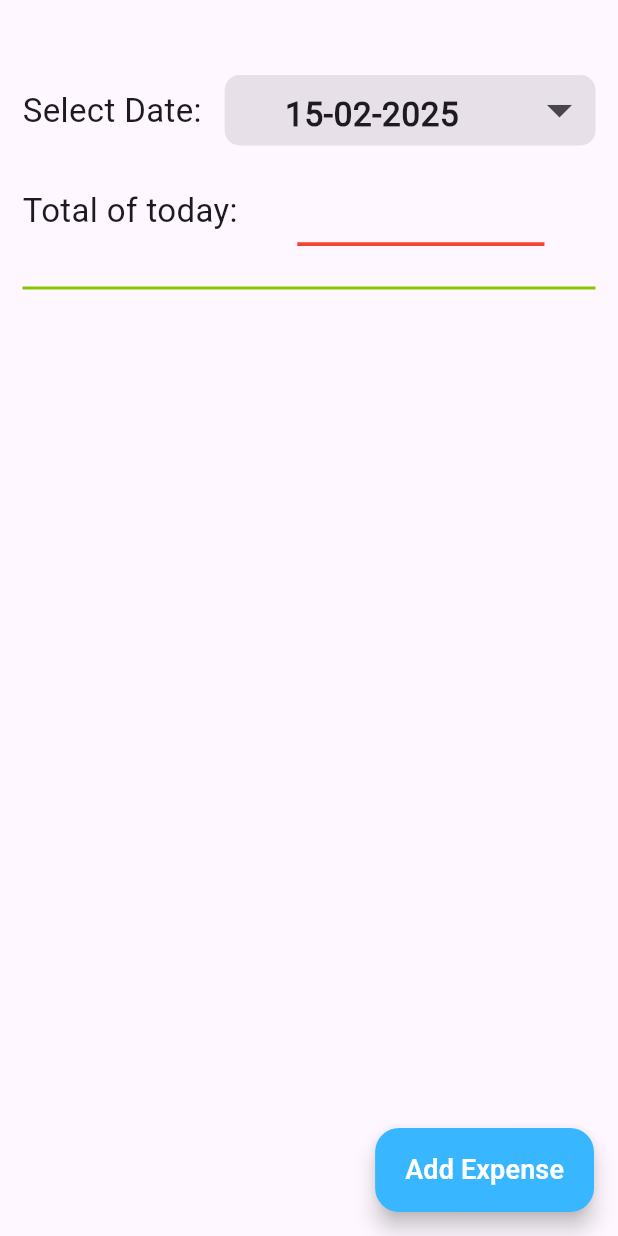
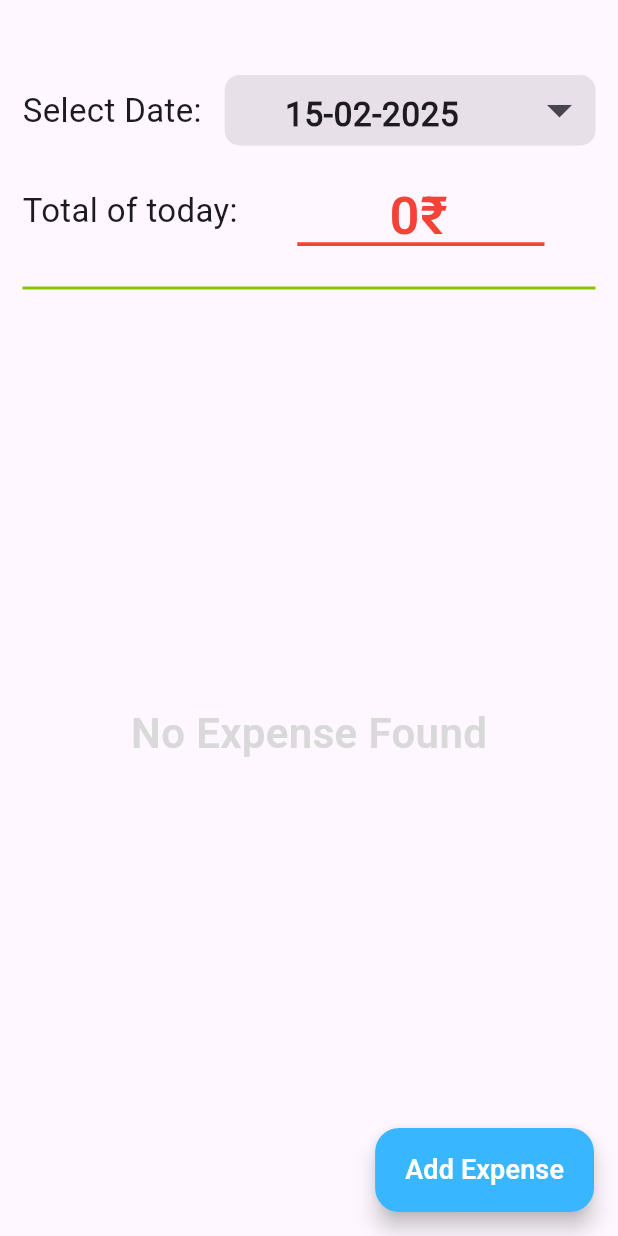
Before and after one commit to abhi96088/kharcha_book, a Flutter app: the AddExpenseScreen screen opened directly, on a phone screen of 412 x 824 dp. Run offline on Flutter 3.47's test engine with Material 3 defaults, Android fonts, the phone set to English and light mode, and no system bars; our stand-ins replace auto_size_text, cloud_firestore, firebase_auth, firebase_core; accounts and stored records are empty.

Commit message:
database added at add_expense_screen

```diff
--- a/lib/main.dart
+++ b/lib/main.dart
@@ -26,7 +26,7 @@ class MyApp extends StatelessWidget {
         colorScheme: ColorScheme.fromSeed(seedColor: Colors.deepPurple),
         useMaterial3: true,
       ),
-      home: HomeScreen(),
+      home: AddExpenseScreen(),
     );
   }
 }
--- a/lib/screens/add_expense_screen.dart
+++ b/lib/screens/add_expense_screen.dart
@@ -1,3 +1,4 @@
+import 'package:cloud_firestore/cloud_firestore.dart';
 import 'package:flutter/material.dart';
 import 'package:kharcha_book/screens/expense_details_screen.dart';
 import 'package:kharcha_book/services/database_services.dart';
@@ -44,11 +45,14 @@ class _AddExpenseScreenState extends State<AddExpenseScreen> {
     }
   }
 
+  String uid = "JOeVl5MOdtQLfGkGLXcqg0FVRVO2";
+
   @override
   Widget build(BuildContext context) {
 
     // height and width of device
     final screenWidth = MediaQuery.of(context).size.width;
+    final screenHeight = MediaQuery.of(context).size.height;
 
     return Scaffold(
       body: Padding(
@@ -113,14 +117,56 @@ class _AddExpenseScreenState extends State<AddExpenseScreen> {
                 SizedBox(
                   width: screenWidth * 0.4,
                   height: 47,
-                  child: TextField(
+                  child: StreamBuilder(
+                      stream: FirebaseFirestore.instance.collection('expenses').doc(uid).snapshots(),
+                      builder: (context, snapshot){
+                        if(!snapshot.hasData || !snapshot.data!.exists){
+                          totalController.text = "0₹";
+                          return TextField(
                             controller: totalController,
                             readOnly: true,
+                            textAlign: TextAlign.center,
                             decoration: InputDecoration(
                                 enabledBorder: UnderlineInputBorder(
                                     borderSide:
-                                BorderSide(color: Colors.red, width: 2.5))),
+                                    BorderSide(color: Colors.red, width: 2.5),
                                 ),
+                            ),
+                            style: TextStyle(fontSize: 35, color: Colors.red, fontFamily: "Roboto-Semibold"),
+                          );
+                        }
+
+                        var data = snapshot.data!.data() as Map<String, dynamic>;
+
+                        List<Map<String, dynamic>> expenseArray = [];
+
+                        data.forEach((date, expenseList){
+                          if(date.contains(dateController.text.toString()) && expenseList is List){
+                            int total = 0;
+
+                            for(var expense in expenseList){
+                              if(expense is Map<String, dynamic> && expense.containsKey('amt')){
+                                total += int.tryParse(expense['amt'].toString()) ?? 0;
+                              }
+                            }
+                            totalController.text = total.toString();
+                          }
+                        });
+                        return TextField(
+                          controller: totalController,
+                          readOnly: true,
+                          textAlign: TextAlign.center,
+                          decoration: InputDecoration(
+                              enabledBorder: UnderlineInputBorder(
+                                  borderSide:
+                                  BorderSide(color: Colors.red, width: 2.5),
+                              )
+                          ),
+                          style: TextStyle(fontSize: 35, color: Colors.red, fontFamily: "Roboto-Semibold"),
+                        );
+                      }
+                  )
+
                 ),
                 Spacer()
               ],
@@ -131,6 +177,62 @@ class _AddExpenseScreenState extends State<AddExpenseScreen> {
             Divider(
               thickness: 2,
               color: UiHelper.secondaryColor,
+            ),
+            SizedBox(
+              height: screenHeight * 0.7,
+              child: StreamBuilder(
+                  stream: FirebaseFirestore.instance.collection('expenses').doc(uid).snapshots(),
+                  builder: (context, snapshot){
+                    if(!snapshot.hasData || !snapshot.data!.exists){
+                      return  Center(
+                          child: Text(
+                            "No Expense Found",
+                            style: TextStyle(
+                                color: UiHelper.grey,
+                                fontSize: 28,
+                                fontFamily: "Roboto-Semibold"),
+                          ));
+                    }
+
+                    var data = snapshot.data!.data() as Map<String, dynamic>;
+                    List<Map<String, dynamic>> expenseArray = [];
+
+                    data.forEach((date, expenseList){
+                      if(date.contains(dateController.text.toString()) && expenseList is List){
+                        expenseArray = expenseList.map((e) => e as Map<String, dynamic>).toList();
+                      }
+                    });
+
+                    return expenseArray.isEmpty
+                        ? Column(
+                          children: [
+                            SizedBox(height: 200,),
+                            Text(
+                              "No Expense Found",
+                              style: TextStyle(
+                                  color: UiHelper.grey,
+                                  fontSize: 28,
+                                  fontFamily: "Roboto-Semibold"),
+                            ),
+                          ],
+                        ) :
+                    ListView.builder(
+                      itemCount: expenseArray.length,
+                      itemBuilder: (context, index){
+                        String title = expenseArray[index]['detail'];
+                        String subtitle = expenseArray[index]['cat'];
+                        String amount = expenseArray[index]['amt'];
+
+                        return ListTile(
+                          leading: Text("${index + 1}.", style: TextStyle(fontSize: 28),),
+                          title: Text(title, style: TextStyle(fontSize: 22),),
+                          subtitle: Text(subtitle),
+                          trailing: Text("$amount₹", style: TextStyle(color: Colors.red, fontSize: 22),),
+                        );
+                      }
+                    );
+                  }
+              ),
             )
           ],
         ),
--- a/lib/screens/home_screen.dart
+++ b/lib/screens/home_screen.dart
@@ -140,7 +140,7 @@ class _HomeScreenState extends State<HomeScreen> {
                       List<Map<String, dynamic>> expenseArray = [];
 
                       data.forEach((date, expenseList) {
-                        if (date.contains('$getMonth') && expenseList is List) {
+                        if (date.contains(getMonth) && expenseList is List) {
                           int dailyTotal = 0;
 
                           for (var expense in expenseList) {
```
Lines whose indentation alone changed are shown as unchanged.
